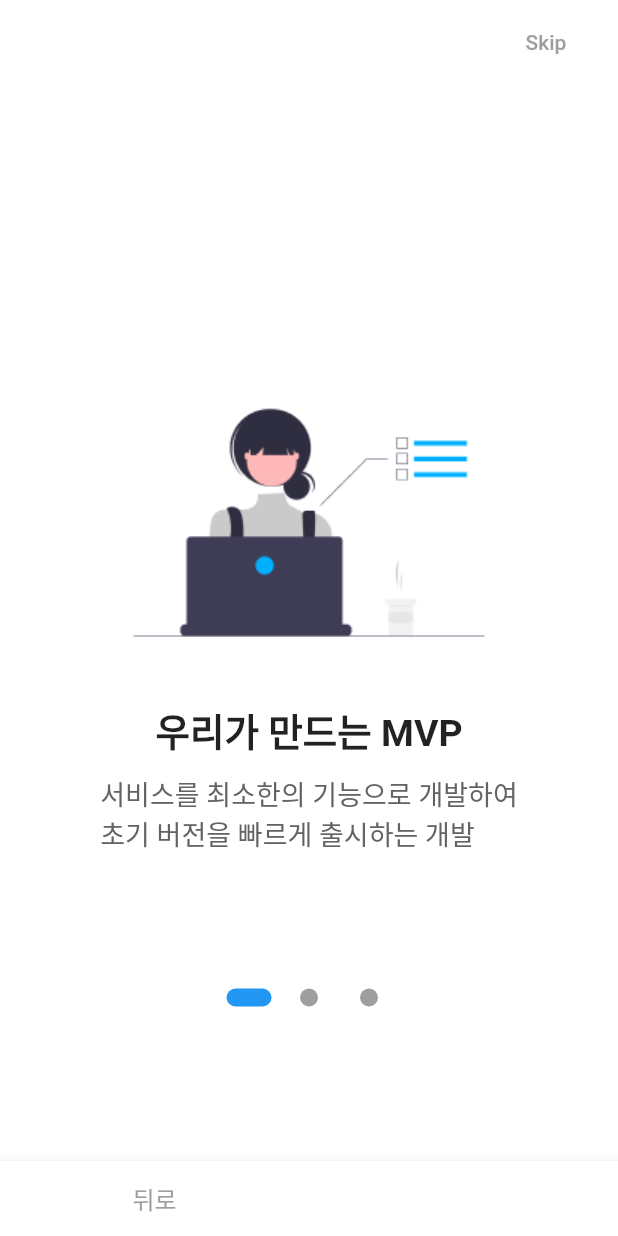
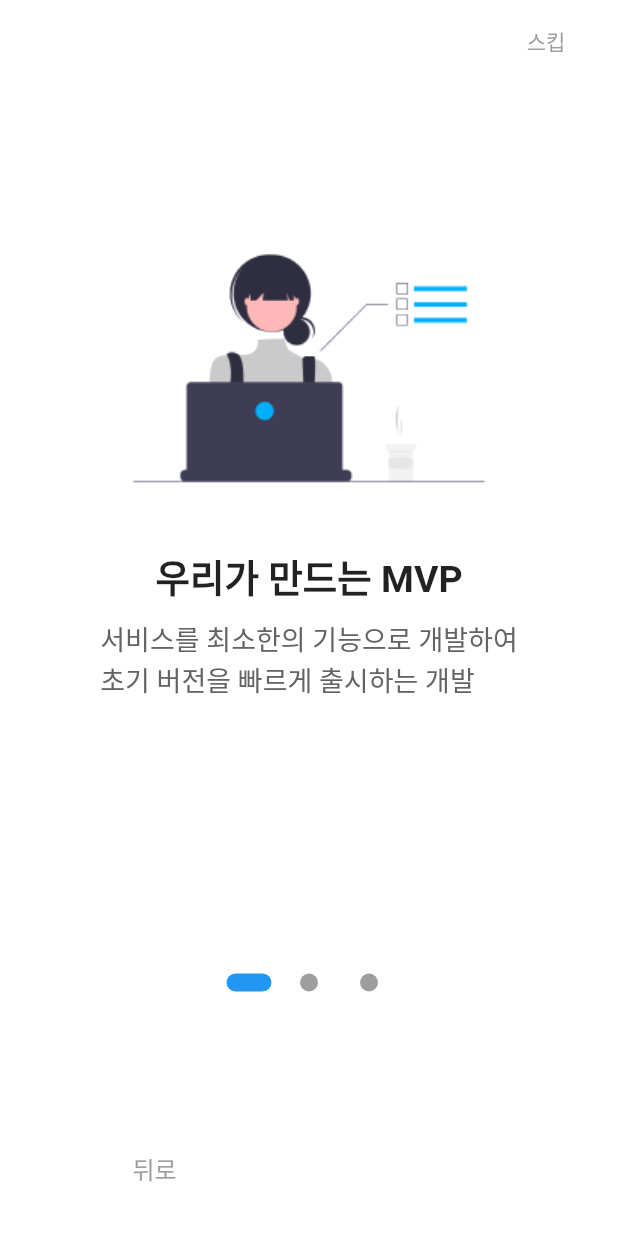
Before and after one commit to chihiro888/flutter-project, a Flutter app: the screen it shows after launch, on a phone screen of 412 x 824 dp. Run offline on Flutter 3.47's test engine with Material 2 defaults, Android fonts, the phone set to English and light mode, and no system bars; our stand-ins replace firebase_core, get; accounts and stored records are empty.

Commit message:
feat: update onBoarding

```diff
--- a/lib/page/onBoarding.dart
+++ b/lib/page/onBoarding.dart
@@ -26,7 +26,7 @@ class _OnBoardingState extends State<OnBoarding> {
                 // "Skip" 버튼이 눌렸을 때 처리할 로직 추가
               },
               child: Text(
-                'Skip',
+                '스킵',
                 style:
                     TextStyle(color: Color(0xFF9E9E9E)), // 폰트색상을 "#9E9E9E"로 변경
               ),
@@ -34,8 +34,10 @@ class _OnBoardingState extends State<OnBoarding> {
           ),
         ],
       ),
-      body: Column(
-        mainAxisAlignment: MainAxisAlignment.center, // Column을 수직 방향으로 가운데로 정렬
+      body: SafeArea(
+        child: Column(
+          mainAxisAlignment:
+              MainAxisAlignment.center, // Column을 수직 방향으로 가운데로 정렬
           children: [
             SizedBox(
               width: 500,
@@ -66,8 +68,10 @@ class _OnBoardingState extends State<OnBoarding> {
                 ],
               ),
             ),
-          Row(
-            mainAxisAlignment: MainAxisAlignment.center, // Row를 수평 방향으로 가운데로 정렬
+            Expanded(
+              child: Row(
+                mainAxisAlignment:
+                    MainAxisAlignment.center, // Row를 수평 방향으로 가운데로 정렬
                 children: [
                   _buildIndicator(_currentPage == 0),
                   SizedBox(width: 10),
@@ -76,10 +80,11 @@ class _OnBoardingState extends State<OnBoarding> {
                   _buildIndicator(_currentPage == 2),
                 ],
               ),
-        ],
             ),
-      bottomNavigationBar: BottomAppBar(
-        color: Colors.white,
+            Positioned(
+              bottom: 10,
+              child: Padding(
+                padding: EdgeInsets.only(bottom: 20),
                 child: Row(
                   mainAxisAlignment: MainAxisAlignment.spaceAround,
                   children: <Widget>[
@@ -87,8 +92,9 @@ class _OnBoardingState extends State<OnBoarding> {
                       style: ElevatedButton.styleFrom(
                         primary: Colors.white,
                         elevation: 0,
-                onPrimary:
-                    _currentPage == 0 ? Color(0xFF9E9E9E) : Color(0xFF383838),
+                        onPrimary: _currentPage == 0
+                            ? Color(0xFF9E9E9E)
+                            : Color(0xFF383838),
                         fixedSize: Size(150, 50), // 너비와 높이 조절
                       ),
                       child: const Text(
@@ -128,6 +134,10 @@ class _OnBoardingState extends State<OnBoarding> {
                           // Handle logic for the "시작하기" button press on the third page
                         }
                       },
+                    ),
+                  ],
+                ),
+              ),
             ),
           ],
         ),
```
Lines whose indentation alone changed are shown as unchanged.
